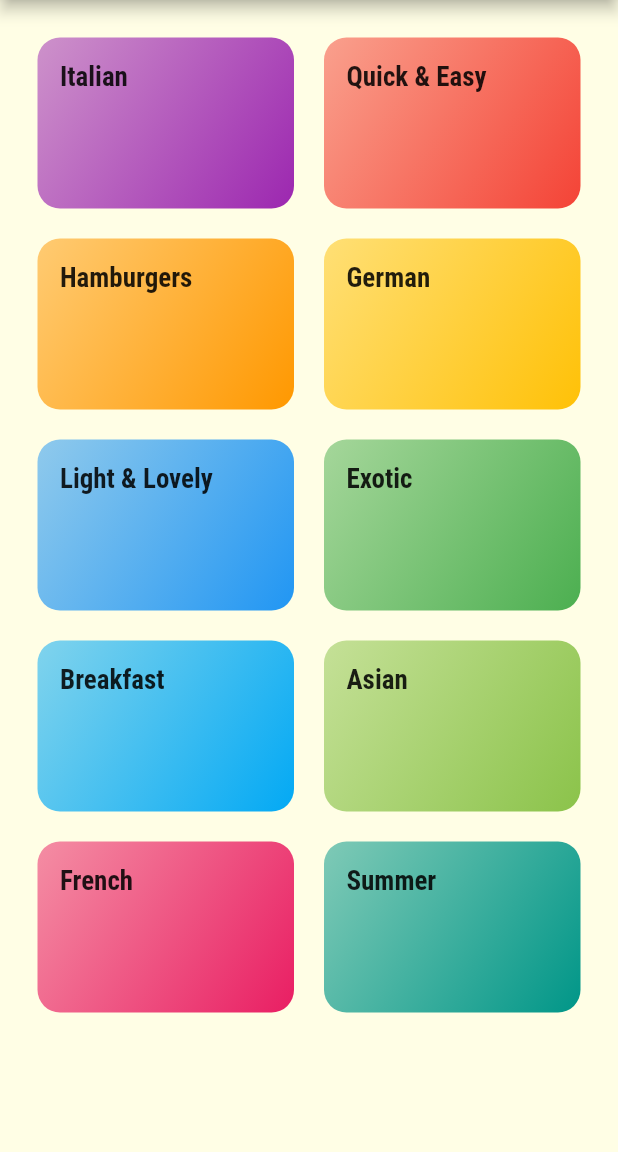
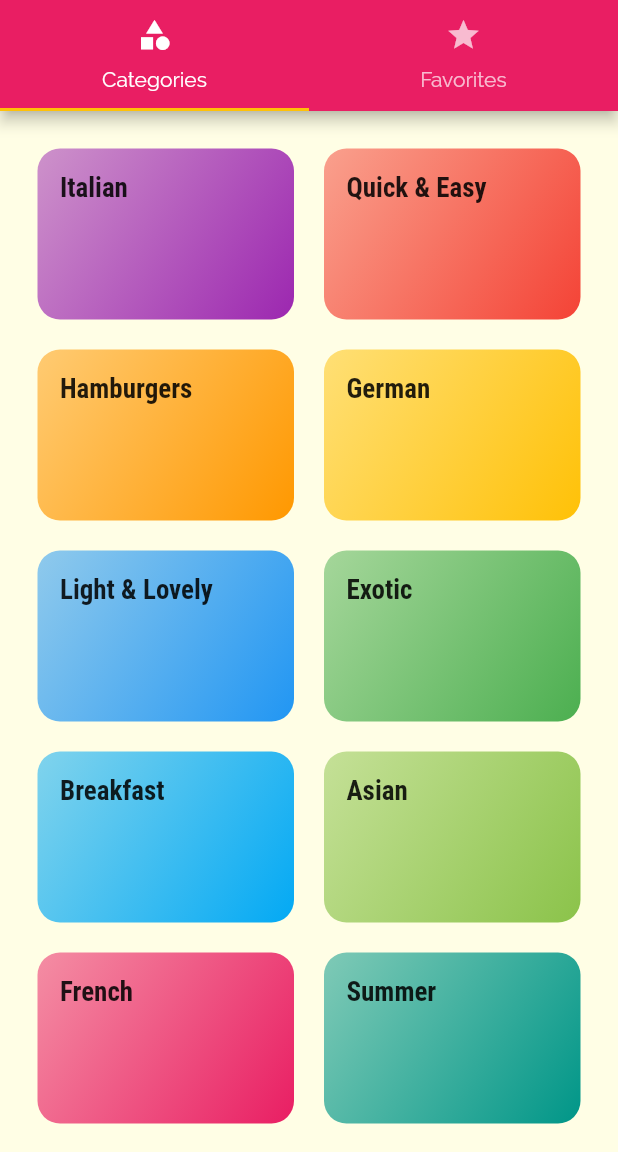
Before and after one commit to rishabh72/meals_app_flutter, a Flutter app: the screen it shows after launch, on a phone screen of 412 x 824 dp, the part 84-1236 px from its top. Run offline on Flutter 3.47's test engine with Material 2 defaults, Android fonts, the phone set to English and light mode, and no system bars.

Commit message:
adding tabbar to top of screen

```diff
--- a/lib/main.dart
+++ b/lib/main.dart
@@ -1,4 +1,5 @@
 import 'package:flutter/material.dart';
+import 'package:meals_app/screens/tabs_screen.dart';
 import 'screens/meal_detail_screen.dart';
 import 'screens/categories_meals_screen.dart';
 import 'screens/categories_screen.dart';
@@ -29,7 +30,7 @@ class MyApp extends StatelessWidget {
             ),
           )),
       routes: {
-        "/": (ctx) => CategoriesScreen(),
+        "/": (ctx) => TabsScreen(),
         CategoriesMealsScreen.routeName: (ctx) => CategoriesMealsScreen(),
         MealDetailScreen.routeName: (ctx) => MealDetailScreen(),
       },
--- a/lib/screens/categories_screen.dart
+++ b/lib/screens/categories_screen.dart
@@ -5,11 +5,7 @@ import '../dummy-data.dart';
 class CategoriesScreen extends StatelessWidget {
   @override
   Widget build(BuildContext context) {
-    return Scaffold(
-      appBar: AppBar(
-        title: const Text('Meals'),
-      ),
-      body: GridView(
+    return GridView(
       padding: const EdgeInsets.all(25),
       children: DUMMY_CATEGORIES.map((cat) {
         return CategoryItem(
@@ -24,7 +20,6 @@ class CategoriesScreen extends StatelessWidget {
         crossAxisSpacing: 20,
         mainAxisSpacing: 20,
       ),
-      ),
     );
   }
 }
--- /dev/null
+++ b/lib/screens/favorites_screen.dart
@@ -0,0 +1,10 @@
+import 'package:flutter/material.dart';
+
+class FavoritesScreen extends StatelessWidget {
+  @override
+  Widget build(BuildContext context) {
+    return Center(
+      child: Text('Favorites Screen'),
+    );
+  }
+}
--- /dev/null
+++ b/lib/screens/tabs_screen.dart
@@ -0,0 +1,40 @@
+import 'package:flutter/material.dart';
+import 'package:meals_app/screens/favorites_screen.dart';
+import './categories_screen.dart';
+
+class TabsScreen extends StatefulWidget {
+  @override
+  _TabsScreenState createState() => _TabsScreenState();
+}
+
+class _TabsScreenState extends State<TabsScreen> {
+  @override
+  Widget build(BuildContext context) {
+    return DefaultTabController(
+      length: 2,
+      child: Scaffold(
+        appBar: AppBar(
+          title: Text('Meals'),
+          bottom: TabBar(
+            tabs: [
+              Tab(
+                icon: Icon(Icons.category),
+                text: 'Categories',
+              ),
+              Tab(
+                icon: Icon(Icons.star),
+                text: 'Favorites',
+              )
+            ],
+          ),
+        ),
+        body: TabBarView(
+          children: [
+            CategoriesScreen(),
+            FavoritesScreen(),
+          ],
+        ),
+      ),
+    );
+  }
+}
```
Lines whose indentation alone changed are shown as unchanged.
